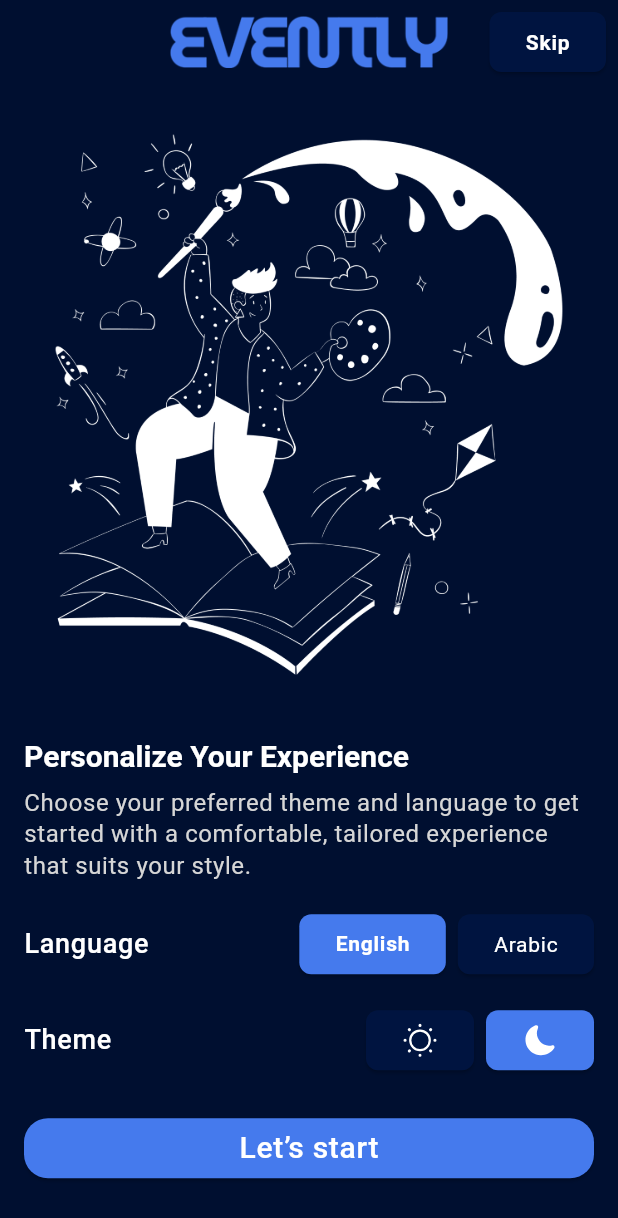
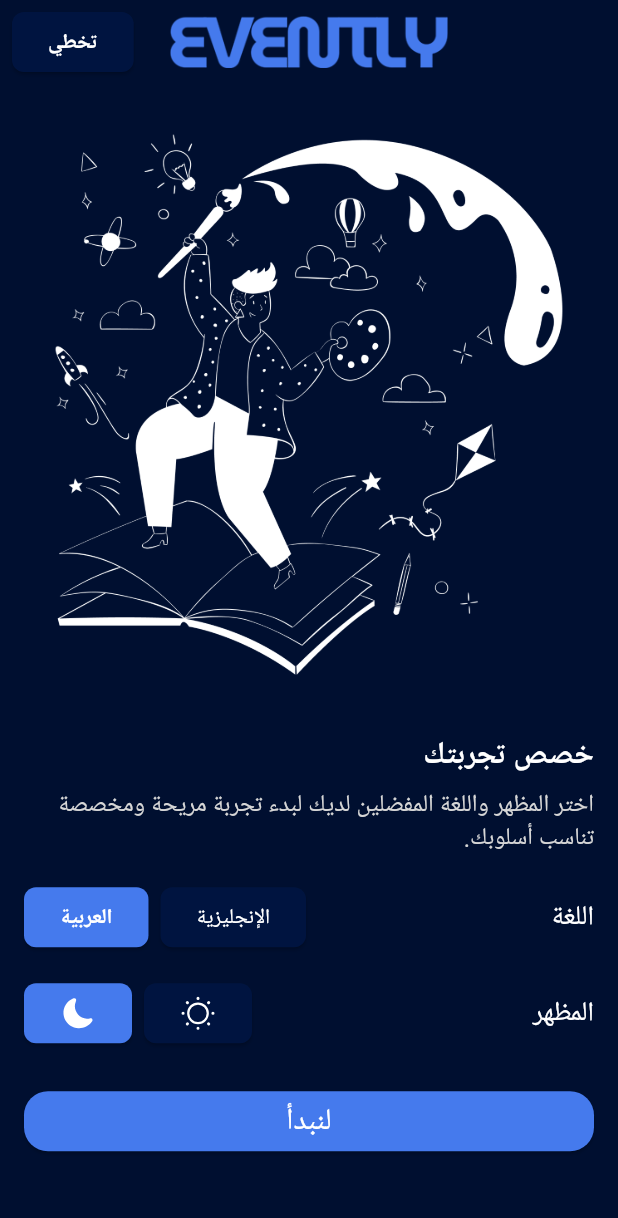
Before and after one commit to mafazmohammed/evently_app, a Flutter app: the screen it shows after launch, after a tap on "Arabic", on a phone screen of 412 x 824 dp. Shown: the top 1218 px of the screen. Run offline on Flutter 3.47's test engine with Material 3 defaults, Android fonts, the phone set to English and light mode, and no system bars; our stand-ins replace flutter_svg, smooth_page_indicator; generated files the repository leaves out were written again.

Commit message:
+ finish localization

```diff
--- /dev/null
+++ b/l10n.yaml
@@ -0,0 +1,4 @@
+#file path => l10n.yaml
+arb-dir: lib/l10n
+template-arb-file : app_en.arb
+output-localization-file : app_localizations.dart
--- /dev/null
+++ b/lib/core/Providers/language_provider.dart
@@ -0,0 +1,12 @@
+import 'package:flutter/material.dart';
+
+class LanguageProvider extends ChangeNotifier{
+  Locale locale = const Locale('en');
+
+  void switchLanguage(Locale newLocale) {
+    if (locale == newLocale) return;
+
+    locale = newLocale;
+    notifyListeners();
+  }
+}
--- /dev/null
+++ b/lib/l10n/app_ar.arb
@@ -0,0 +1,53 @@
+{
+  "startTitle": "خصص تجربتك",
+  "startDesc": "اختر المظهر واللغة المفضلين لديك لبدء تجربة مريحة ومخصصة تناسب أسلوبك.",
+  "language": "اللغة",
+  "theme": "المظهر",
+  "startActionTitle": "لنبدأ",
+
+  "createAccTitle": "إنشاء حسابك",
+
+  "onboarding1title": "اكتشف الفعاليات التي تلهمك",
+  "onboarding2title": "تخطيط الفعاليات بسهولة",
+  "onboarding3title": "تواصل مع أصدقائك وشارك اللحظات",
+
+  "onboarding1desc": "انغمس في عالم من الفعاليات المصممة لتناسب اهتماماتك الفريدة. سواء كنت من محبي الموسيقى الحية أو ورش العمل الفنية أو التواصل المهني أو اكتشاف تجارب جديدة، لدينا ما يناسب الجميع. ستساعدك توصياتنا المختارة بعناية على الاستكشاف والتواصل والاستفادة من كل فرصة من حولك.",
+
+  "onboarding2desc": "تخلص من عناء تنظيم الفعاليات باستخدام أدوات التخطيط المتكاملة لدينا. بدءًا من إعداد الدعوات وإدارة الردود على الحضور، وصولًا إلى جدولة التذكيرات وتنسيق التفاصيل، نحن نوفر لك كل ما تحتاجه. خطط بسهولة وركز على ما يهم، وهو إنشاء تجربة لا تُنسى لك ولضيوفك.",
+
+  "onboarding3desc": "اجعل كل فعالية ذكرى لا تُنسى من خلال مشاركة التجربة مع الآخرين. يتيح لك تطبيقنا دعوة أصدقائك وإبقاء الجميع على اطلاع والاحتفال باللحظات معًا. التقط لحظات الحماس وشاركها مع شبكتك لتستعيد أجمل الذكريات وتعتز بها.",
+
+  "signUpTitle": "إنشاء حسابك",
+  "enterName": "أدخل اسمك",
+  "enterEmail": "أدخل بريدك الإلكتروني",
+  "enterPass": "أدخل كلمة المرور",
+  "confirmPass": "تأكيد كلمة المرور",
+
+  "alreadyHaveAcc": "لديك حساب بالفعل؟",
+  "dontHaveAcc": "ليس لديك حساب؟",
+
+  "signGoogle": "التسجيل باستخدام Google",
+
+  "nameCantBeEmpty": "لا يمكن أن يكون الاسم فارغًا",
+  "emailCantBeEmpty": "لا يمكن أن يكون البريد الإلكتروني فارغًا",
+  "invalidEmail": "البريد الإلكتروني غير صالح",
+  "passwordCantBeEmpty": "لا يمكن أن تكون كلمة المرور فارغة",
+
+  "passRgex": "يجب أن تتكون كلمة المرور من 8 أحرف على الأقل، وتحتوي على حرف كبير واحد على الأقل وحرف خاص واحد.",
+
+  "passwordsDontMtch": "كلمتا المرور غير متطابقتين",
+
+  "signUP": "إنشاء حساب",
+  "login": "تسجيل الدخول",
+  "or": "أو",
+
+  "skip": "تخطي",
+  "getStarted": "ابدأ",
+  "next": "التالي",
+
+  "english": "الإنجليزية",
+  "arabic": "العربية",
+
+  "forgetPass": "نسيت كلمة المرور؟",
+  "resetPass": "إعادة تعيين كلمة المرور؟"
+}
--- a/lib/main.dart
+++ b/lib/main.dart
@@ -1,3 +1,4 @@
+import 'package:evently_app/core/Providers/language_provider.dart';
 import 'package:evently_app/core/Providers/theme_provider.dart';
 import 'package:flutter/material.dart';
 import 'package:provider/provider.dart';
@@ -5,7 +6,10 @@ import 'package:provider/provider.dart';
 import 'my_app.dart';
 
 void main() {
-  runApp( ChangeNotifierProvider(
-    create: (BuildContext context)=> ThemeProvider(),
+  runApp( MultiProvider(
+    providers: [
+      ChangeNotifierProvider(create: (_) => ThemeProvider(),),
+      ChangeNotifierProvider(create: (_) => LanguageProvider(),),
+    ],
       child: MyApp()));
 }
--- a/lib/model/onboarding_model.dart
+++ b/lib/model/onboarding_model.dart
@@ -1,4 +1,6 @@
-import '../core/resources/strings_manager.dart';
+import 'package:flutter/cupertino.dart';
+
+import '../l10n/app_localizations.dart' show AppLocalizations;
 
 class onboardingModel{
   final String imagePath;
@@ -10,9 +12,25 @@ class onboardingModel{
     required this.title,
 });
   //static so i can call it with the class name , not the object
-  static const List<onboardingModel> onboardingList =[
-    onboardingModel(imagePath: "assets/images/onboarding1.png", description: StringsManager.onboarding1desc, title: StringsManager.onboarding1title),
-    onboardingModel(imagePath: "assets/images/onboarding2.png", description: StringsManager.onboarding2desc, title: StringsManager.onboarding2title),
-    onboardingModel(imagePath: "assets/images/onboarding3.png", description: StringsManager.onboarding3desc, title: StringsManager.onboarding3title),
-  ];
+  static List<onboardingModel> onboardingList(BuildContext context) {
+    final localization = AppLocalizations.of(context)!;
+
+    return [
+      onboardingModel(
+        imagePath: "assets/images/onboarding1.png",
+        title: localization.onboarding1title,
+        description: localization.onboarding1desc,
+      ),
+      onboardingModel(
+        imagePath: "assets/images/onboarding2.png",
+        title: localization.onboarding2title,
+        description: localization.onboarding2desc,
+      ),
+      onboardingModel(
+        imagePath: "assets/images/onboarding3.png",
+        title: localization.onboarding3title,
+        description: localization.onboarding3desc,
+      ),
+    ];
+  }
 }
--- a/lib/my_app.dart
+++ b/lib/my_app.dart
@@ -1,24 +1,39 @@
+import 'package:evently_app/core/Providers/language_provider.dart';
 import 'package:evently_app/core/resources/app_theme.dart';
-import 'package:evently_app/core/resources/color_manager.dart';
 import 'package:evently_app/core/resources/routes_manager.dart';
-import 'package:evently_app/ui/screens/forget_pass/forget_pass.dart';
-import 'package:evently_app/ui/screens/logIn_screen/login_screen.dart';
-import 'package:evently_app/ui/screens/onboarding_screen/widgets/onboarding_content.dart';
+import 'package:evently_app/ui/screens/forget_pass/screens/forget_pass.dart';
+import 'package:evently_app/ui/screens/logIn_screen/screens/login_screen.dart';
 import 'package:evently_app/ui/screens/onboarding_screen/screens/start_screen.dart';
-import 'package:evently_app/ui/screens/signUp_screen/signUp_Screen.dart';
+import 'package:evently_app/ui/screens/signUp_screen/screens/signUp_Screen.dart';
 import 'package:flutter/material.dart';
+import 'package:flutter_localizations/flutter_localizations.dart';
 import 'package:provider/provider.dart';
-
 import 'core/Providers/theme_provider.dart';
+import 'l10n/app_localizations.dart';
 
 class MyApp extends StatelessWidget{
   @override
   Widget build(BuildContext context) {
-    ThemeProvider provider = Provider.of<ThemeProvider>(context);
+    ThemeProvider themeProvider = Provider.of<ThemeProvider>(context);
+    LanguageProvider languageProvider = Provider.of<LanguageProvider>(context);
+
     return MaterialApp(
+      locale: languageProvider.locale,
+      supportedLocales: [
+        Locale('en'),
+        Locale('ar'),
+      ],
+      localizationsDelegates: [
+      AppLocalizations.delegate,
+      GlobalMaterialLocalizations.delegate,
+      GlobalWidgetsLocalizations.delegate,
+      ],
+
+
+
       theme: AppTheme.lightTheme,
       darkTheme: AppTheme.darkTheme,
-      themeMode: provider.themeMode,
+      themeMode: themeProvider.themeMode,
 
 
 
--- a/lib/ui/screens/onboarding_screen/screens/start_screen.dart
+++ b/lib/ui/screens/onboarding_screen/screens/start_screen.dart
@@ -12,6 +12,7 @@ import 'package:flutter/material.dart';
 import 'package:provider/provider.dart';
 
 import '../../../../core/resources/color_manager.dart';
+import '../../../../l10n/app_localizations.dart';
 import '../../../../model/onboarding_model.dart';
 import '../widgets/onboarding_content.dart';
 
@@ -44,6 +45,7 @@ class _StartScreenState extends State<StartScreen> {
       child: Builder(
         builder: (context) {
           final provider = context.watch<OnboardingProvider>();
+          final onboardingList = onboardingModel.onboardingList(context);
           return Scaffold(
             appBar: AppBar(
               title: Image.asset(
@@ -54,7 +56,7 @@ class _StartScreenState extends State<StartScreen> {
               leading: provider.currentIndex == 1 || provider.currentIndex == 2
                   ?
                 Padding(
-                  padding: const EdgeInsets.only(left: 8),
+                  padding: const EdgeInsetsDirectional.only(start: 8),
                   child: ElevatedButton(
                     style: ElevatedButton.styleFrom(
                       backgroundColor: Theme.of(context).colorScheme.onPrimaryContainer,
@@ -75,7 +77,7 @@ class _StartScreenState extends State<StartScreen> {
               actions: provider.currentIndex == 0 || provider.currentIndex == 1
                   ? [
               Padding(
-                padding: const EdgeInsets.only(right: 8.0),
+                padding: const EdgeInsetsDirectional.only(end: 8.0),
                 child: ElevatedButton(
                   style: ElevatedButton.styleFrom(
                     shape: RoundedRectangleBorder(borderRadius: BorderRadiusGeometry.circular(8)),
@@ -83,12 +85,12 @@ class _StartScreenState extends State<StartScreen> {
                   ),
                   onPressed: (){
                     pageController.animateToPage(
-                      onboardingModel.onboardingList.length - 1,
+                      onboardingList.length - 1,
                       duration: const Duration(milliseconds: 300),
                       curve: Curves.easeInOut,
                     );
                   },
-                  child: Text("Skip",style: Theme.of(context).textTheme.labelSmall!.copyWith(fontWeight: .w600),),
+                  child: Text( AppLocalizations.of(context)!.skip,style: Theme.of(context).textTheme.labelSmall!.copyWith(fontWeight: .w600),),
                 ),
               )
               ]
--- a/lib/ui/screens/onboarding_screen/widgets/language_change.dart
+++ b/lib/ui/screens/onboarding_screen/widgets/language_change.dart
@@ -1,12 +1,13 @@
+import 'package:evently_app/core/Providers/language_provider.dart';
 import 'package:evently_app/core/Providers/theme_provider.dart';
 import 'package:evently_app/core/resources/color_manager.dart';
 import 'package:flutter/material.dart';
 import 'package:provider/provider.dart';
 
 class LanguageChange extends StatelessWidget {
-  final String languageCode;
+  final Locale languageCode;
   final String title;
-  final String languageSelected;
+  final Locale languageSelected;
   LanguageChange({
 
     required this.title,
@@ -15,15 +16,17 @@ class LanguageChange extends StatelessWidget {
 });
   @override
   Widget build(BuildContext context) {
-    ThemeProvider provider = Provider.of<ThemeProvider>(context);
+    LanguageProvider languageProvider = Provider.of<LanguageProvider>(context);
     return ElevatedButton(
       style: ElevatedButton.styleFrom(
         shape: RoundedRectangleBorder(borderRadius: BorderRadiusGeometry.circular(8)),
-        backgroundColor:  languageCode==languageSelected
+        backgroundColor:  languageSelected == languageCode
             ?Theme.of(context).colorScheme.primary
             :Theme.of(context).colorScheme.onPrimaryContainer,
       ),
-        onPressed: (){},
+        onPressed: (){
+        languageProvider.switchLanguage(languageCode);
+        },
         child: Text(title,style: languageSelected == languageCode
             ? Theme.of(context).textTheme.labelMedium
             : Theme.of(context).textTheme.labelSmall,),
--- a/lib/ui/screens/onboarding_screen/widgets/onboarding_page_view.dart
+++ b/lib/ui/screens/onboarding_screen/widgets/onboarding_page_view.dart
@@ -8,9 +8,10 @@ class OnboardingPageView extends StatelessWidget{
   const OnboardingPageView({super.key , required this.controller});
   @override
   Widget build(BuildContext context) {
+    final onboardingList = onboardingModel.onboardingList(context);
     return  PageView.builder(
       controller: controller,
-      itemCount: onboardingModel.onboardingList.length,
+      itemCount: onboardingList.length,
       onPageChanged: (index) {
         context.read<OnboardingProvider>().onPageChanged(index);
       },
@@ -18,7 +19,7 @@ class OnboardingPageView extends StatelessWidget{
         return Column(
           children: [
             Image.asset(
-              onboardingModel.onboardingList[index].imagePath,
+              onboardingList[index].imagePath,
               color: Theme.of(context).colorScheme.onPrimary,
               height:MediaQuery.of(context).size.height * 0.48,
               fit: .contain,
--- a/lib/ui/screens/onboarding_screen/widgets/onboarding_slider.dart
+++ b/lib/ui/screens/onboarding_screen/widgets/onboarding_slider.dart
@@ -11,9 +11,10 @@ class OnboardingSlider extends StatelessWidget{
 });
   @override
   Widget build(BuildContext context) {
+    final onboardingList = onboardingModel.onboardingList(context);
     return SmoothPageIndicator(
       controller: controller,
-      count: onboardingModel.onboardingList.length,
+      count: onboardingList.length,
       effect: ExpandingDotsEffect(
         activeDotColor: Theme.of(context).colorScheme.primary,
         dotColor: Theme.of(context).colorScheme.onSurface,
--- a/lib/ui/screens/onboarding_screen/widgets/start_screen_content.dart
+++ b/lib/ui/screens/onboarding_screen/widgets/start_screen_content.dart
@@ -1,3 +1,4 @@
+import 'package:evently_app/core/Providers/language_provider.dart';
 import 'package:evently_app/ui/screens/onboarding_screen/widgets/theme_change.dart';
 import 'package:flutter/material.dart';
 import 'package:provider/provider.dart';
@@ -6,6 +7,7 @@ import '../../../../core/Providers/theme_provider.dart';
 import '../../../../core/resources/assets_manager.dart';
 import '../../../../core/resources/strings_manager.dart';
 import '../../../../core/reuseable_components/custom_button.dart';
+import '../../../../l10n/app_localizations.dart';
 import 'language_change.dart';
 
 class StartScreenContent extends StatelessWidget{
@@ -17,10 +19,11 @@ class StartScreenContent extends StatelessWidget{
   @override
   Widget build(BuildContext context) {
     ThemeProvider provider = Provider.of<ThemeProvider>(context);
+    LanguageProvider languageProvider = Provider.of<LanguageProvider>(context);
     double screenHeight = MediaQuery.of(context).size.height;
 
     return Padding(
-      padding: const EdgeInsets.all(16),
+      padding: const EdgeInsetsDirectional.all(16),
       child: Column(
         crossAxisAlignment: CrossAxisAlignment.start,
         children: [
@@ -31,31 +34,31 @@ class StartScreenContent extends StatelessWidget{
           ),
           SizedBox(height: 24,),
           Text(
-            StringsManager.startTitle,
+            AppLocalizations.of(context)!.startTitle,
             style: Theme.of(context).textTheme.titleLarge,
           ),
           SizedBox(height: 8,),
           Text(
-            StringsManager.startDesc,
+            AppLocalizations.of(context)!.startDesc,
             style: Theme.of(context).textTheme.bodySmall,
           ),
           SizedBox(height: 18,),
           Row(
             children: [
-              Text(StringsManager.language,style: Theme.of(context).textTheme.labelSmall!.copyWith(
+              Text( AppLocalizations.of(context)!.language,style: Theme.of(context).textTheme.labelSmall!.copyWith(
                   fontSize: 18,
                   fontWeight: .w500
               ),),
               Spacer(),
-              LanguageChange( title: "English",languageCode: "en",languageSelected: languageSelected,),
+              LanguageChange( title:  AppLocalizations.of(context)!.english,languageCode: Locale("en"),languageSelected: languageProvider.locale,),
               SizedBox(width: 8,),
-              LanguageChange(title: "Arabic",languageCode: "ar",languageSelected: languageSelected,),
+              LanguageChange(title:  AppLocalizations.of(context)!.arabic,languageCode:  Locale("ar"),languageSelected: languageProvider.locale,),
             ],
           ),
           SizedBox(height: 16,),
           Row(
             children: [
-              Text(StringsManager.theme,style: Theme.of(context).textTheme.labelSmall!.copyWith(
+              Text( AppLocalizations.of(context)!.theme,style: Theme.of(context).textTheme.labelSmall!.copyWith(
                   fontSize: 18,
                   fontWeight: .w500
               ),),
@@ -66,7 +69,7 @@ class StartScreenContent extends StatelessWidget{
             ],
           ),
           SizedBox(height: 24,),
-          CustomButton(title:StringsManager.startActionTitle,onClicked: onStart,)
+          CustomButton(title: AppLocalizations.of(context)!.startActionTitle,onClicked: onStart,)
         ],
       ),
     );
--- a/pubspec.yaml
+++ b/pubspec.yaml
@@ -30,6 +30,9 @@ environment:
 dependencies:
   flutter:
     sdk: flutter
+  flutter_localizations:
+      sdk: flutter
+  intl: any
 
   # The following adds the Cupertino Icons font to your application.
   # Use with the CupertinoIcons class for iOS style icons.
@@ -55,6 +58,7 @@ dev_dependencies:
 
 # The following section is specific to Flutter packages.
 flutter:
+  generate: true
 
   # The following line ensures that the Material Icons font is
   # included with your application, so that you can use the icons in
```
Also changed, not shown: lib/core/resources/strings_manager.dart (+16 -0 lines), lib/l10n/app_en.arb (added, +53 -0 lines), lib/ui/screens/forget_pass/screens/forget_pass.dart (renamed from lib/ui/screens/forget_pass/forget_pass.dart, +7 -4 lines), lib/ui/screens/logIn_screen/screens/login_screen.dart (renamed from lib/ui/screens/logIn_screen/login_screen.dart, +18 -17 lines), lib/ui/screens/onboarding_screen/widgets/onboarding_content.dart (+7 -4 lines), lib/ui/screens/signUp_screen/screens/signUp_Screen.dart (renamed from lib/ui/screens/signUp_screen/signUp_Screen.dart, +20 -19 lines), pubspec.lock.
